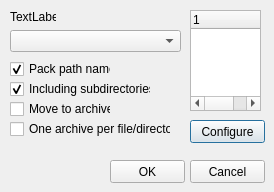
Before: the Qt Designer form FileCommander/FileSystem/Archive/PackFilesDialog.ui in martin-kudlicka/file-commander, drawn with Qt 5.
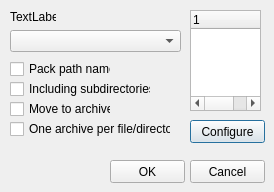
After: the same form once the commit is applied.

Commit message: + settings for file packing in settings file

Patch:
```diff
--- a/FileCommander/FileSystem/Archive/PackFilesDialog.ui
+++ b/FileCommander/FileSystem/Archive/PackFilesDialog.ui
@@ -37,9 +37,6 @@
    <property name="text" >
     <string>Pack path names</string>
    </property>
-   <property name="checked" >
-    <bool>true</bool>
-   </property>
   </widget>
   <widget class="QCheckBox" name="checkBox_2" >
    <property name="geometry" >
@@ -53,9 +50,6 @@
    <property name="text" >
     <string>Including subdirectories</string>
    </property>
-   <property name="checked" >
-    <bool>true</bool>
-   </property>
   </widget>
   <widget class="QCheckBox" name="checkBox_3" >
    <property name="geometry" >
```
Left out of the diff: 10 changed lines with no effect on the pictures. The commit also changes 2 other files.
